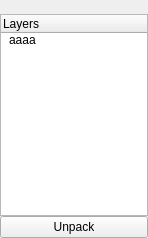
First picture: the form in ui/mainwin.ui, repository minuJeong/psdunpack, before the edit.
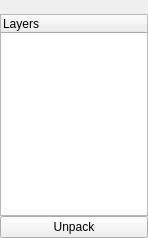
Second picture: the form after the edit. Icons and pictures are not drawn.

Commit message: add run script file rebuild ui(remove network ref)

Diff of the .ui file:
```diff
--- a/ui/mainwin.ui
+++ b/ui/mainwin.ui
@@ -85,11 +85,6 @@
           <string>Layers</string>
          </property>
         </column>
-        <item>
-         <property name="text">
-          <string>aaaa</string>
-         </property>
-        </item>
        </widget>
       </item>
       <item>
```
The commit also changes 2 other files.
